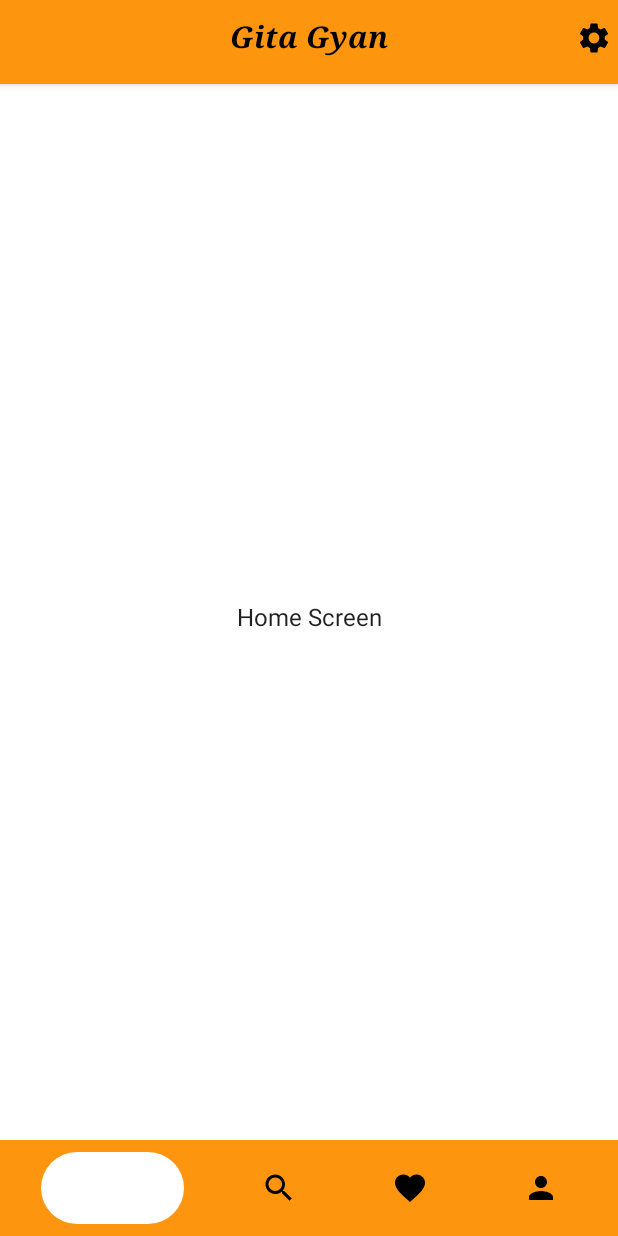
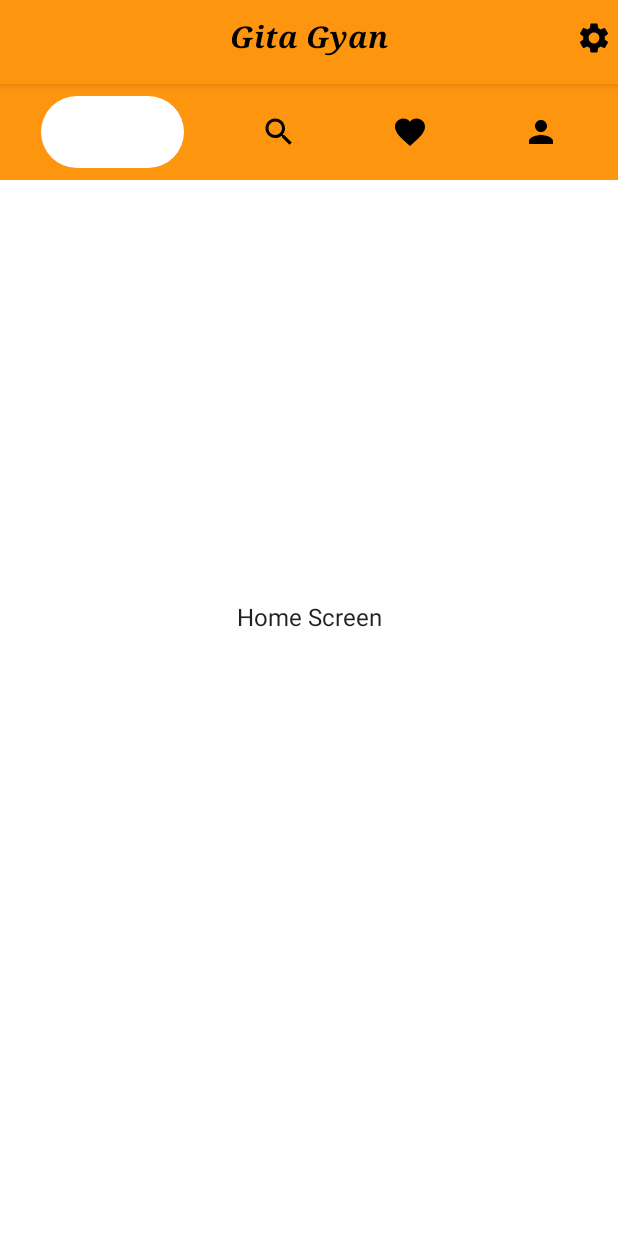
Before and after one commit to BelieveInTheLimitless/Gita-Gyan, an Android app built with Jetpack Compose: the screen it shows after launch (MainActivity), on a phone screen of 412 x 824 dp. Run offline under Robolectric (Android 15) with nearby library versions, the phone set to English and light mode, and no system bars.

Commit message:
Removed unnecessary scaffold

```diff
--- a/app/src/main/java/com/example/gitagyan/screens/components/bottombar/BottomNavigation.kt
+++ b/app/src/main/java/com/example/gitagyan/screens/components/bottombar/BottomNavigation.kt
@@ -1,7 +1,6 @@
 package com.example.gitagyan.screens.components.bottombar
 
 import android.annotation.SuppressLint
-import androidx.compose.material.Scaffold
 import androidx.compose.material.icons.Icons
 import androidx.compose.material.icons.filled.*
 import androidx.compose.runtime.Composable
@@ -12,8 +11,6 @@ import com.example.gitagyan.navigation.AppScreens
 @SuppressLint("UnusedMaterialScaffoldPaddingParameter")
 @Composable
 fun BottomNavigation(navController: NavController){
-    Scaffold(
-        bottomBar = {
     BottomNavigationItem(
         items = listOf(
             BottomNavigationItem(
@@ -43,6 +40,3 @@ fun BottomNavigation(navController: NavController){
         }
     )
 }
-    ) {
-    }
-}
```
Lines whose indentation alone changed are shown as unchanged.
